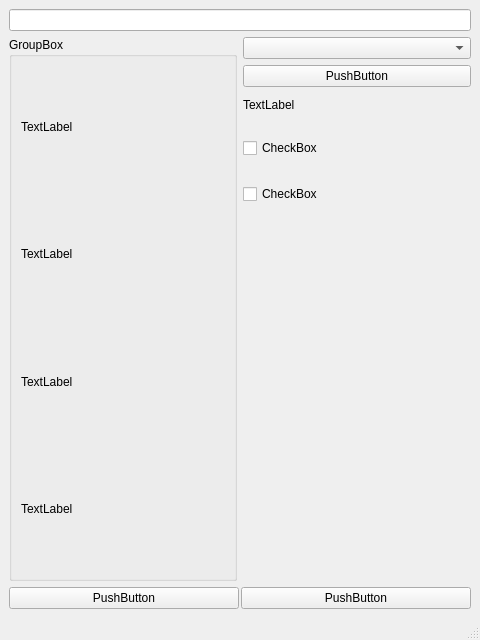
Davipcrs/2DYTDownloader, file view/ui/MainWindow.ui: the form before one commit.
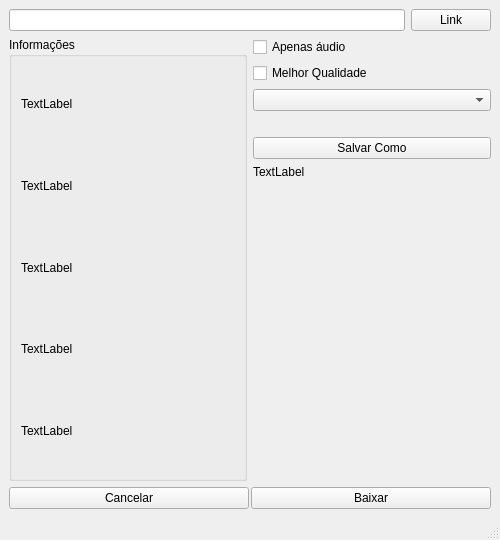
The form after the commit.

Commit message: initial GUI functionality implemented

What changed in the file:
```diff
--- a/view/ui/MainWindow.ui
+++ b/view/ui/MainWindow.ui
@@ -6,8 +6,8 @@
    <rect>
     <x>0</x>
     <y>0</y>
-    <width>480</width>
-    <height>640</height>
+    <width>500</width>
+    <height>540</height>
    </rect>
   </property>
   <property name="sizePolicy">
@@ -16,6 +16,18 @@
     <verstretch>0</verstretch>
    </sizepolicy>
   </property>
+  <property name="minimumSize">
+   <size>
+    <width>500</width>
+    <height>540</height>
+   </size>
+  </property>
+  <property name="maximumSize">
+   <size>
+    <width>500</width>
+    <height>540</height>
+   </size>
+  </property>
   <property name="windowTitle">
    <string>MainWindow</string>
   </property>
@@ -24,14 +36,25 @@
     <item>
      <layout class="QVBoxLayout" name="verticalLayout">
       <item>
-       <widget class="QLineEdit" name="videoLinkLineEdit"/>
+       <layout class="QHBoxLayout" name="horizontalLayout_4">
+        <item>
+         <widget class="QLineEdit" name="videoLinkLineEdit"/>
+        </item>
+        <item>
+         <widget class="QPushButton" name="confirmLinkButton">
+          <property name="text">
+           <string>Link</string>
+          </property>
+         </widget>
+        </item>
+       </layout>
       </item>
       <item>
        <layout class="QHBoxLayout" name="horizontalLayout_2">
         <item>
          <widget class="QGroupBox" name="groupBox">
           <property name="title">
-           <string>GroupBox</string>
+           <string>Informações</string>
           </property>
           <layout class="QVBoxLayout" name="verticalLayout_3">
            <item>
@@ -39,6 +62,9 @@
              <property name="text">
               <string>TextLabel</string>
              </property>
+             <property name="wordWrap">
+              <bool>true</bool>
+             </property>
             </widget>
            </item>
            <item>
@@ -46,6 +72,9 @@
              <property name="text">
               <string>TextLabel</string>
              </property>
+             <property name="wordWrap">
+              <bool>true</bool>
+             </property>
             </widget>
            </item>
            <item>
@@ -53,6 +82,9 @@
              <property name="text">
               <string>TextLabel</string>
              </property>
+             <property name="wordWrap">
+              <bool>true</bool>
+             </property>
             </widget>
            </item>
            <item>
@@ -60,6 +92,19 @@
              <property name="text">
               <string>TextLabel</string>
              </property>
+             <property name="wordWrap">
+              <bool>true</bool>
+             </property>
+            </widget>
+           </item>
+           <item>
+            <widget class="QLabel" name="audioBitrate">
+             <property name="text">
+              <string>TextLabel</string>
+             </property>
+             <property name="wordWrap">
+              <bool>true</bool>
+             </property>
             </widget>
            </item>
           </layout>
@@ -68,17 +113,24 @@
         <item>
          <layout class="QVBoxLayout" name="verticalLayout_2">
           <item>
-           <widget class="QComboBox" name="downloadTypeSelection"/>
+           <widget class="QCheckBox" name="onlyAudio">
+            <property name="text">
+             <string>Apenas áudio</string>
+            </property>
+           </widget>
+          </item>
+          <item>
+           <widget class="QCheckBox" name="downloadBestQuality">
+            <property name="text">
+             <string>Melhor Qualidade</string>
+            </property>
+           </widget>
+          </item>
+          <item>
+           <widget class="QComboBox" name="downloadTypeSelectionComboBox"/>
           </item>
           <item>
            <layout class="QVBoxLayout" name="verticalLayout_4">
-            <item>
-             <widget class="QPushButton" name="changeLocationButton">
-              <property name="text">
-               <string>PushButton</string>
-              </property>
-             </widget>
-            </item>
             <item>
              <spacer name="verticalSpacer_4">
               <property name="orientation">
@@ -89,62 +141,26 @@
               </property>
               <property name="sizeHint" stdset="0">
                <size>
-                <width>20</width>
-                <height>5</height>
+                <width>40</width>
+                <height>20</height>
                </size>
               </property>
              </spacer>
             </item>
+            <item>
+             <widget class="QPushButton" name="changeLocationButton">
+              <property name="text">
+               <string>Salvar Como</string>
+              </property>
+             </widget>
+            </item>
             <item>
              <widget class="QLabel" name="saveLocation">
               <property name="text">
                <string>TextLabel</string>
               </property>
-             </widget>
-            </item>
-            <item>
-             <spacer name="verticalSpacer_2">
-              <property name="orientation">
-               <enum>Qt::Vertical</enum>
-              </property>
-              <property name="sizeType">
-               <enum>QSizePolicy::Minimum</enum>
-              </property>
-              <property name="sizeHint" stdset="0">
-               <size>
-                <width>20</width>
-                <height>20</height>
-               </size>
-              </property>
-             </spacer>
-            </item>
-            <item>
-             <widget class="QCheckBox" name="onlyAudio">
-              <property name="text">
-               <string>CheckBox</string>
-              </property>
-             </widget>
-            </item>
-            <item>
-             <spacer name="verticalSpacer">
-              <property name="orientation">
-               <enum>Qt::Vertical</enum>
-              </property>
-              <property name="sizeType">
-               <enum>QSizePolicy::Minimum</enum>
-              </property>
-              <property name="sizeHint" stdset="0">
-               <size>
-                <width>20</width>
-                <height>20</height>
-               </size>
-              </property>
-             </spacer>
-            </item>
-            <item>
-             <widget class="QCheckBox" name="downloadBestQuality">
-              <property name="text">
-               <string>CheckBox</string>
+              <property name="wordWrap">
+               <bool>true</bool>
               </property>
              </widget>
             </item>
@@ -175,14 +191,14 @@
         <item>
          <widget class="QPushButton" name="cancelButton">
           <property name="text">
-           <string>PushButton</string>
+           <string>Cancelar</string>
           </property>
          </widget>
         </item>
         <item>
          <widget class="QPushButton" name="okButton">
           <property name="text">
-           <string>PushButton</string>
+           <string>Baixar</string>
           </property>
          </widget>
         </item>
```
Left out of the diff: 4 changed lines with no effect on the pictures. The commit also changes 6 other files.
